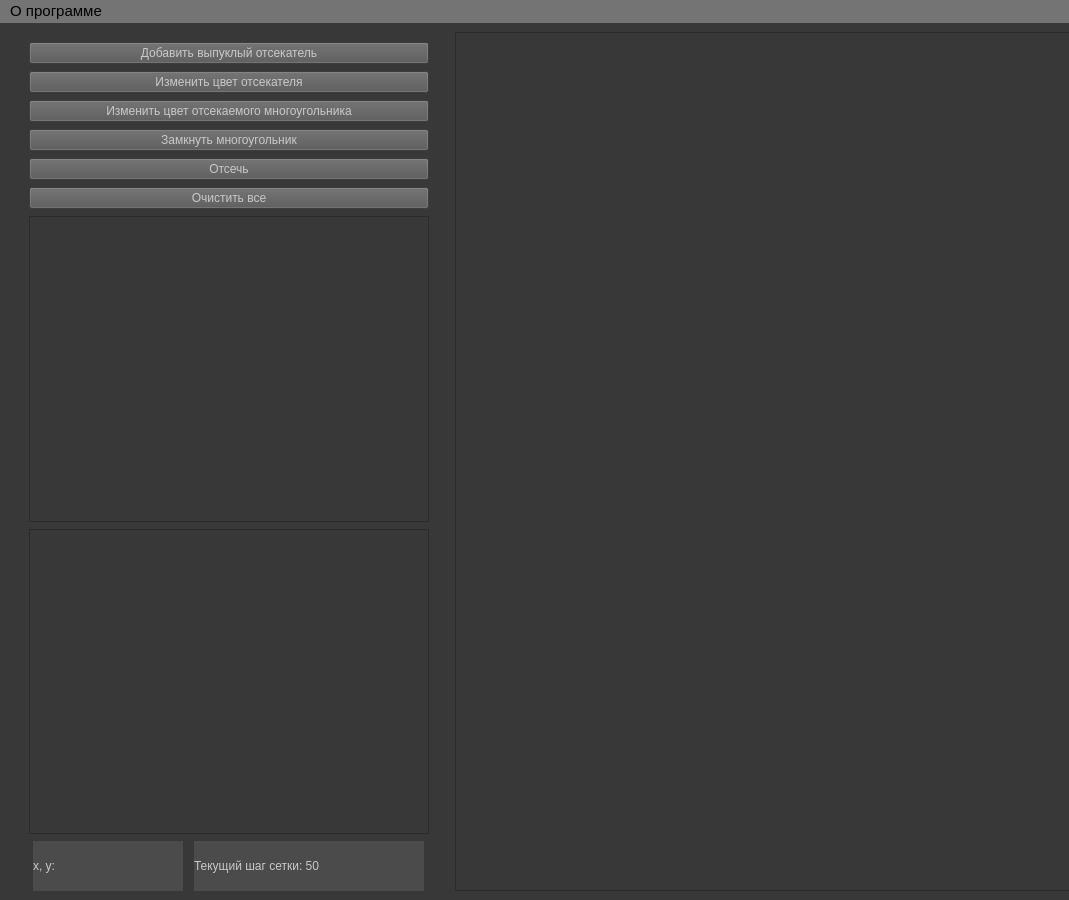
Before: the Qt Designer form lab_09/template.ui in NikolayL2sch/cg_bmstu, drawn with Qt 5.
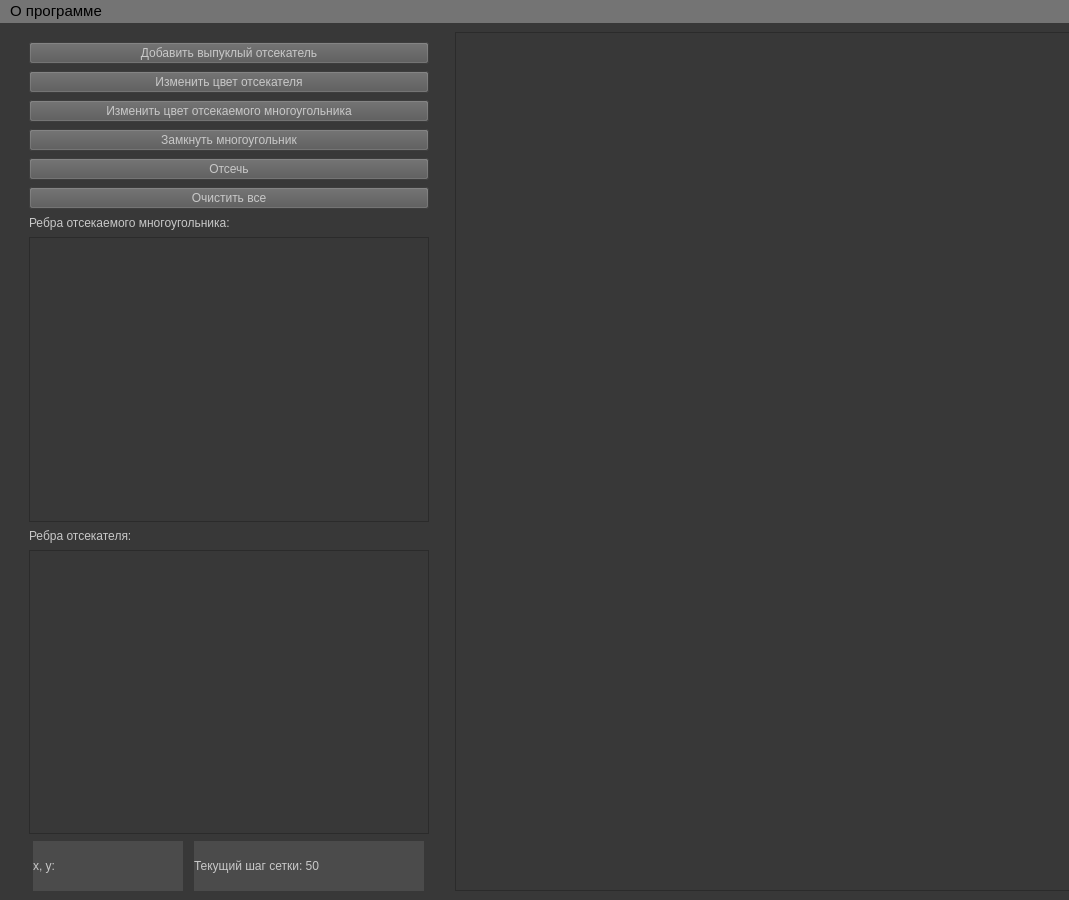
After: the same form once the commit is applied.

Commit message: fix add polygons funcs

```diff
--- a/lab_09/template.ui
+++ b/lab_09/template.ui
@@ -50,7 +50,7 @@
    </property>
    <layout class="QGridLayout" name="gridLayout">
     <item row="0" column="0">
-     <layout class="QVBoxLayout" name="verticalLayout" stretch="0,0,0,0,0,0,0,0,0">
+     <layout class="QVBoxLayout" name="verticalLayout" stretch="0,0,0,0,0,0,0,0,0,0,0">
       <property name="spacing">
        <number>7</number>
       </property>
@@ -210,6 +210,23 @@
         </property>
        </widget>
       </item>
+      <item>
+       <widget class="QLabel" name="label">
+        <property name="sizePolicy">
+         <sizepolicy hsizetype="Fixed" vsizetype="Fixed">
+          <horstretch>0</horstretch>
+          <verstretch>0</verstretch>
+         </sizepolicy>
+        </property>
+        <property name="styleSheet">
+         <string notr="true">color: rgb(200, 200, 200);
+font: 10pt &quot;Segoe UI&quot;;</string>
+        </property>
+        <property name="text">
+         <string>Ребра отсекаемого многоугольника:</string>
+        </property>
+       </widget>
+      </item>
       <item>
        <widget class="QListWidget" name="scroll_list">
         <property name="sizePolicy">
@@ -230,6 +247,23 @@
         </property>
        </widget>
       </item>
+      <item>
+       <widget class="QLabel" name="label_2">
+        <property name="sizePolicy">
+         <sizepolicy hsizetype="Fixed" vsizetype="Fixed">
+          <horstretch>0</horstretch>
+          <verstretch>0</verstretch>
+         </sizepolicy>
+        </property>
+        <property name="styleSheet">
+         <string notr="true">color: rgb(200, 200, 200);
+font: 10pt &quot;Segoe UI&quot;;</string>
+        </property>
+        <property name="text">
+         <string>Ребра отсекателя:</string>
+        </property>
+       </widget>
+      </item>
       <item>
        <widget class="QListWidget" name="edges_list">
         <property name="sizePolicy">
```
The commit also changes 1 other file.
